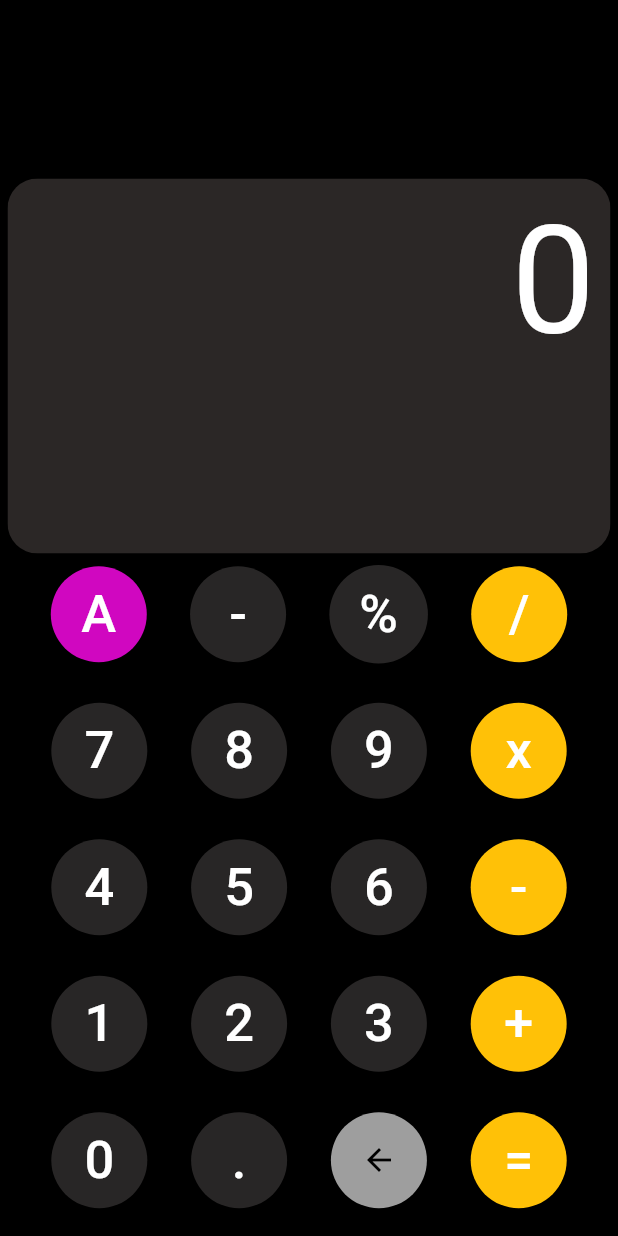
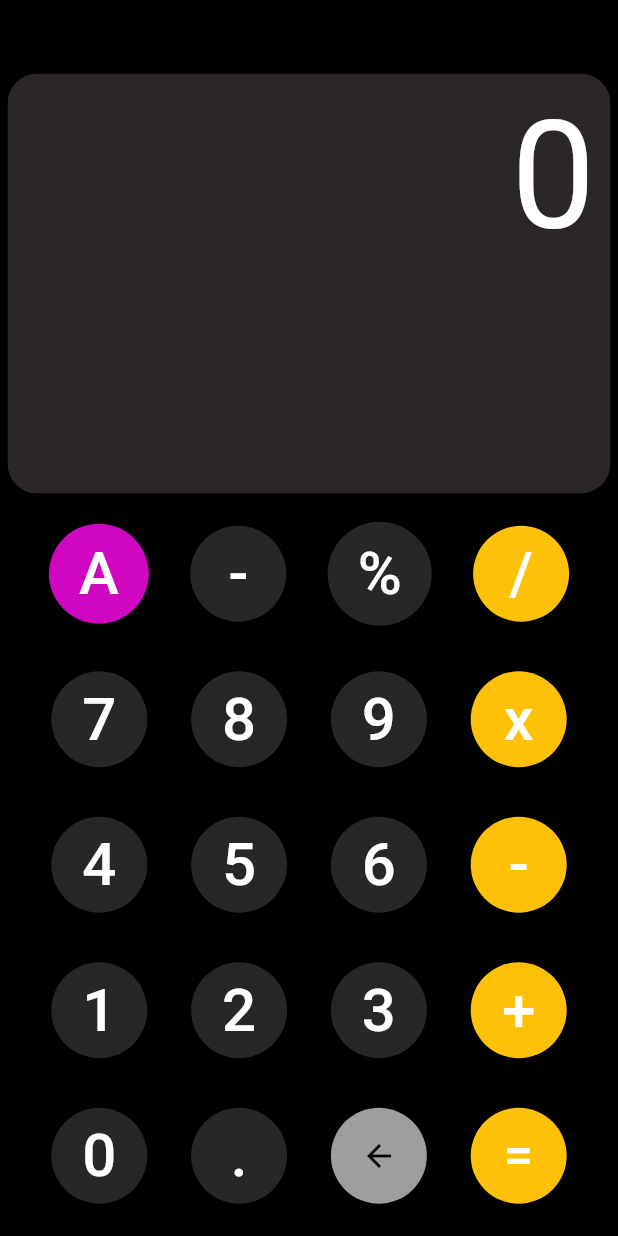
Before and after one commit to gokul153/calculator-added-fuction, a Flutter app: the screen it shows after launch, on a phone screen of 412 x 824 dp. Run offline on Flutter 3.47's test engine with Material 2 defaults, Android fonts, the phone set to English and light mode, and no system bars.

Commit message:
app_out_not_working

```diff
--- a/lib/main.dart
+++ b/lib/main.dart
@@ -73,7 +73,7 @@ class _CalculatorState extends State<Calculator> {
         child: Text(
           btntxt,
           style: TextStyle(
-            fontSize: 35,
+            fontSize: 40,
             color: txtcolor,
           ),
         ),
@@ -100,9 +100,10 @@ class _CalculatorState extends State<Calculator> {
             // Calculator display
             ClipRRect(
               borderRadius: BorderRadius.circular(20),
+              child: Container(
                 child: Expanded(
                   child: Container(
-                  height: 250,
+                    height: 280,
                   color: Color.fromARGB(255, 43, 39, 38),
                     child: SingleChildScrollView(
                       scrollDirection: Axis.vertical,
@@ -125,6 +126,10 @@ class _CalculatorState extends State<Calculator> {
                     ),
                   ),
                 ),
+              ),
+            ),
+             SizedBox(
+              height: 10,
             ),
             Row(
               mainAxisAlignment: MainAxisAlignment.spaceEvenly,
```
Also changed, not shown: 1 other file. Lines whose indentation alone changed are shown as unchanged.
